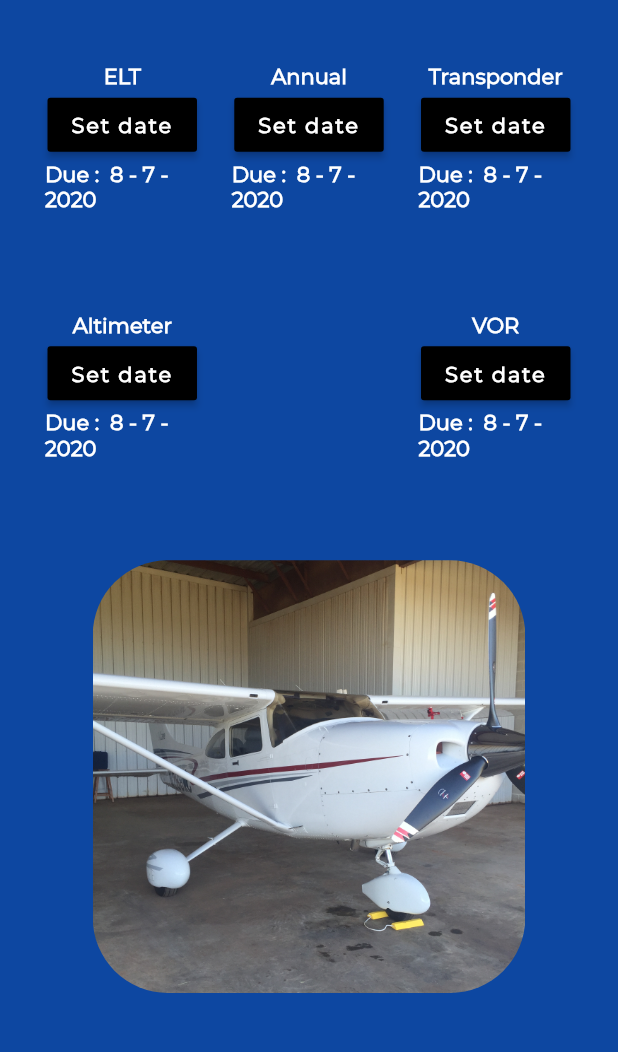
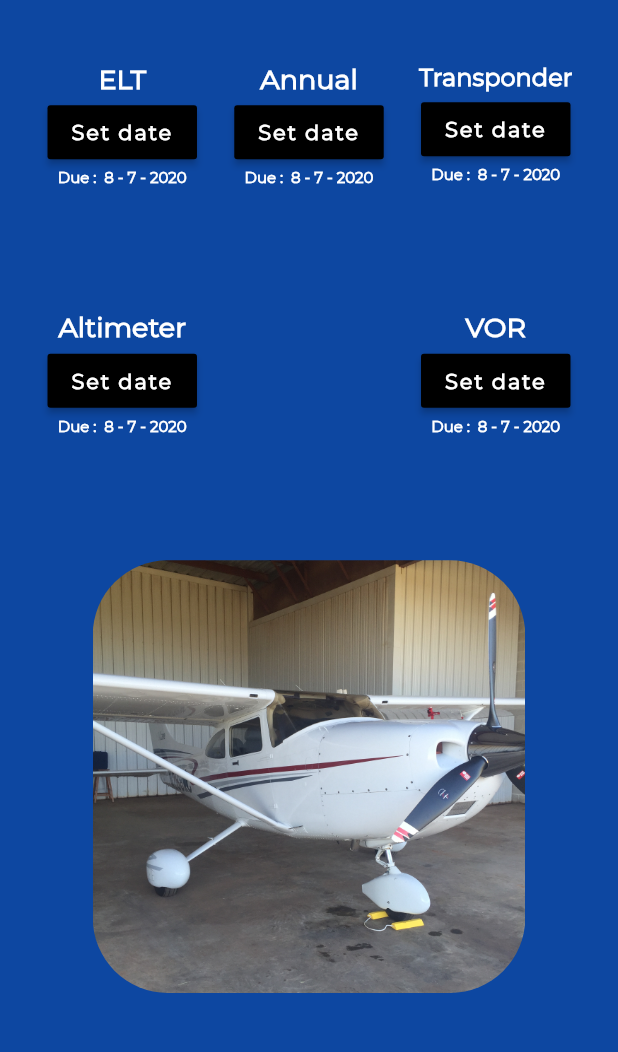
Before and after one commit to hadaes/aircraftMaintenance, a Flutter app: the screen it shows after launch, on a phone screen of 412 x 824 dp, the part 180-1232 px from its top. Run offline on Flutter 3.47's test engine with Material 2 defaults, Android fonts, the phone set to English and light mode, and no system bars; drawn by our look-alikes of auto_size_text; project files that could hold a hidden picture were left out.

Commit message:
Added autosize texct

```diff
--- a/lib/widgets/item_tracker.dart
+++ b/lib/widgets/item_tracker.dart
@@ -1,4 +1,5 @@
 import 'package:aircraftMaintenance/classes/file_utilis.dart';
+import 'package:auto_size_text/auto_size_text.dart';
 import "package:flutter/material.dart";
 import "dart:async";
 
@@ -57,18 +58,18 @@ class _ItemTrackerState extends State<ItemTracker> {
       width: MediaQuery.of(context).size.width * 0.25,
       child: Column(
         children: <Widget>[
-          Text(
+          AutoSizeText(
             widget.item,
             style: TextStyle(
                 color: Colors.white,
-                fontSize: 14.0,
                 fontWeight: FontWeight.w600,
                 fontFamily: "Montserrat"),
             maxLines: 1,
+            presetFontSizes: [18.0, 16.0, 14.0, 12.0],
           ),
           RaisedButton(
             color: Colors.black,
-            child: Text(
+            child: AutoSizeText(
               "Set date",
               style: TextStyle(
                 color: Colors.white,
@@ -77,20 +78,22 @@ class _ItemTrackerState extends State<ItemTracker> {
                 fontWeight: FontWeight.w800,
               ),
               textAlign: TextAlign.center,
+              maxLines: 1,
             ),
             onPressed: () {
               selectDate(context);
             },
           ),
-          Text(
+          AutoSizeText(
             "Due :  ${_date.month} - ${_date.day} - ${_date.year}",
             style: TextStyle(
               color: Colors.white,
               fontWeight: FontWeight.w900,
               fontFamily: "Montserrat",
             ),
-            maxLines: 2,
-            overflow: TextOverflow.fade,
+            maxLines: 1,
+            presetFontSizes: [10.0, 9.0, 8.0, 7.0],
+            textAlign: TextAlign.center,
           ),
         ],
       ),
```
